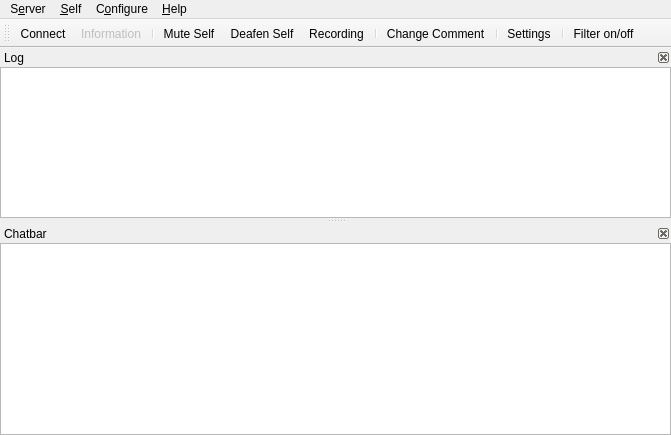
mumble-voip/mumble, file src/mumble/MainWindow.ui: the form before one commit.
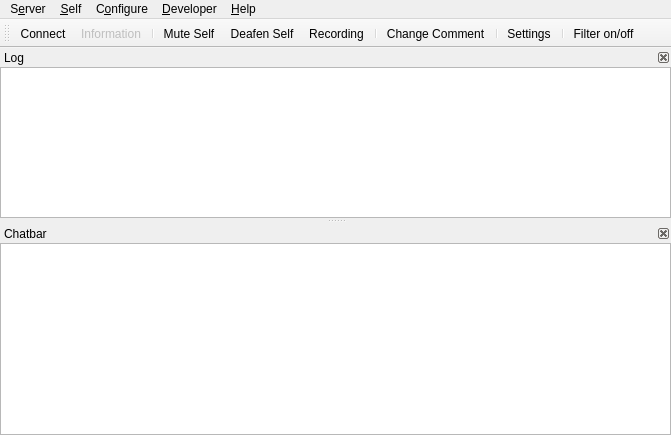
The form after the commit. Icons and pictures are not drawn. Custom widgets are drawn as their Qt base class.

Commit message:
Add Developer Console to Mumble, where users can inspect Mumble's log output.
We already log to Windows's debug log, but this is a little more
accessible for regular users and developers alike. (Sometimes, you don't
have DebugView handy...)

```diff
--- a/src/mumble/MainWindow.ui
+++ b/src/mumble/MainWindow.ui
@@ -68,6 +68,12 @@
     <addaction name="separator"/>
     <addaction name="qaHelpVersionCheck"/>
    </widget>
+   <widget class="QMenu" name="qmDeveloper">
+    <property name="title">
+     <string>&amp;Developer</string>
+    </property>
+    <addaction name="qaDeveloperConsole"/>
+   </widget>
    <widget class="QMenu" name="qmServer">
     <property name="title">
      <string>S&amp;erver</string>
@@ -93,6 +99,7 @@
    <addaction name="qmServer"/>
    <addaction name="qmSelf"/>
    <addaction name="qmConfig"/>
+   <addaction name="qmDeveloper"/>
    <addaction name="qmHelp"/>
   </widget>
   <widget class="QDockWidget" name="qdwLog">
```
Left out of the diff: 11 changed lines with no effect on the pictures. The commit also changes 7 other files.
